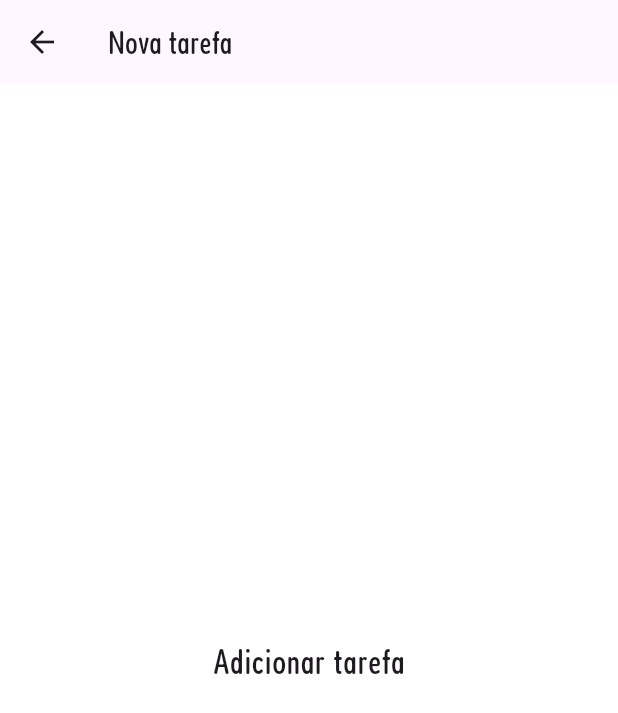
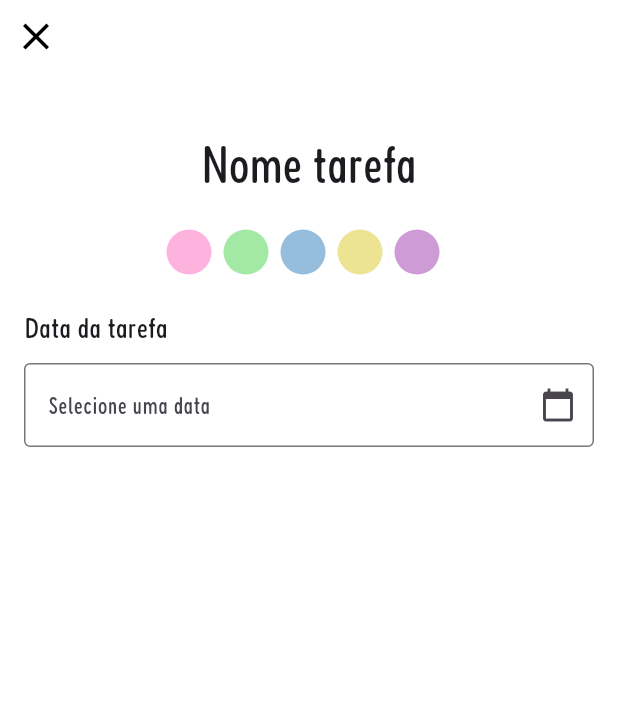
Before and after one commit to Debsmmaia/PixiePlan, a Flutter app: the NewPage screen opened directly, on a phone screen of 412 x 824 dp. Shown: the top 713 px of the screen. Run offline on Flutter 3.47's test engine with Material 3 defaults, Android fonts, the phone set to English and light mode, and no system bars.

Commit message:
Criação da página ed registro de tarefa

```diff
--- a/lib/main.dart
+++ b/lib/main.dart
@@ -51,6 +51,8 @@ class _MyHomePageState extends State<MyHomePage> {
         child: Column(
           children: [
             ListTile(
+              contentPadding:
+                  EdgeInsets.symmetric(horizontal: 10, vertical: 10),
               leading: const Icon(Icons.person, color: Color(0xffd98baf)),
               title: const Text('Perfil',
                   style: TextStyle(
@@ -65,6 +67,8 @@ class _MyHomePageState extends State<MyHomePage> {
               },
             ),
             ListTile(
+              contentPadding:
+                  EdgeInsets.symmetric(horizontal: 10, vertical: 10),
               leading: const Icon(Icons.book, color: Color(0xffd98baf)),
               title: const Text('Meu Planner',
                   style: TextStyle(
@@ -88,9 +92,8 @@ class _MyHomePageState extends State<MyHomePage> {
             Image.asset(
               'assets/imagens/logo_pixie.png',
               fit: BoxFit.contain,
-              height: 38,
+              height: 50,
             ),
-            const SizedBox(width: 10), // Espaço entre logo e texto, opcional
           ],
         ),
         centerTitle: true,
@@ -211,19 +214,120 @@ class PlannerPage extends StatelessWidget {
 }
 
 // Nova página que aparece quando o botão flutuante é pressionado
-class NewPage extends StatelessWidget {
+class NewPage extends StatefulWidget {
   const NewPage({super.key});
+
+  @override
+  _NewPageState createState() => _NewPageState();
+}
+
+class _NewPageState extends State<NewPage> {
+  DateTime? selectedDate;
+  Color selectedColor = Colors.transparent; // Cor padrão
+
+  // Método para selecionar a data
+  Future<void> _selectDate(BuildContext context) async {
+    final DateTime? picked = await showDatePicker(
+      context: context,
+      initialDate: selectedDate ?? DateTime.now(),
+      firstDate: DateTime(2000),
+      lastDate: DateTime(2101),
+    );
+    if (picked != null && picked != selectedDate) {
+      setState(() {
+        selectedDate = picked;
+      });
+    }
+  }
+
+  // Lista de cores para as bolinhas
+  final List<Color> colors = [
+    Color(0xfffeb3df),
+    Color(0xffa3e8a5),
+    Color(0xff97bddc),
+    Color(0xffede493),
+    Color(0xffce9bd7),
+  ];
 
   @override
   Widget build(BuildContext context) {
     return Scaffold(
-      appBar: AppBar(
-        title: const Text('Nova tarefa'),
-      ),
-      body: Center(
-        child: Text(
-          'Adicionar tarefa',
-          style: TextStyle(fontSize: 24),
+      body: Container(
+        color: selectedColor, // Aplica a cor selecionada ao fundo
+        child: Column(
+          crossAxisAlignment: CrossAxisAlignment.start,
+          children: [
+            // Botão para fechar a página
+            IconButton(
+              icon: Icon(Icons.close, color: Colors.black, size: 30),
+              onPressed: () {
+                Navigator.of(context).pop();
+              },
+            ),
+            SizedBox(height: 35),
+            Center(
+              child: Text(
+                'Nome tarefa',
+                style: TextStyle(fontSize: 35),
+              ),
+            ),
+            SizedBox(height: 20),
+
+            // Seção para escolher a cor
+            Center(
+              child: Row(
+                mainAxisAlignment: MainAxisAlignment.center,
+                children: colors.map((color) {
+                  return GestureDetector(
+                    onTap: () {
+                      setState(() {
+                        selectedColor = color; // Atualiza a cor selecionada
+                      });
+                    },
+                    child: Container(
+                      margin: const EdgeInsets.only(right: 8.0),
+                      width: 30,
+                      height: 30,
+                      decoration: BoxDecoration(
+                        shape: BoxShape.circle,
+                        color: color,
+                        border: selectedColor == color
+                            ? Border.all(color: Colors.white, width: 2)
+                            : null,
+                      ),
+                    ),
+                  );
+                }).toList(),
+              ),
+            ),
+
+            SizedBox(height: 20),
+
+            // Campo para selecionar a data
+            Padding(
+              padding: const EdgeInsets.symmetric(horizontal: 16.0),
+              child: Column(
+                crossAxisAlignment: CrossAxisAlignment.start,
+                children: [
+                  Text('Data da tarefa', style: TextStyle(fontSize: 20)),
+                  SizedBox(height: 10),
+                  TextField(
+                    onTap: () {
+                      _selectDate(context);
+                    },
+                    readOnly: true,
+                    decoration: InputDecoration(
+                      border: OutlineInputBorder(),
+                      hintText: selectedDate != null
+                          ? DateFormat('dd/MM/yyyy').format(selectedDate!)
+                          : 'Selecione uma data',
+                      suffixIcon: Icon(Icons.calendar_today),
+                    ),
+                  ),
+                ],
+              ),
+            ),
+          ],
         ),
       ),
     );
```
Also changed, not shown: assets/imagens/logo_pixie.png.
